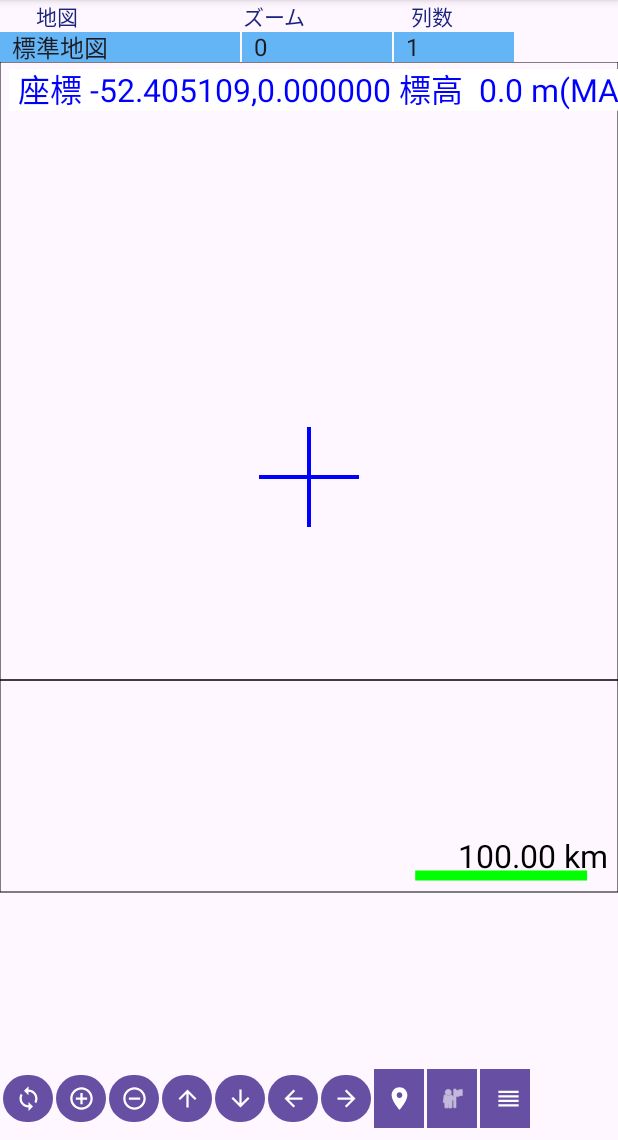
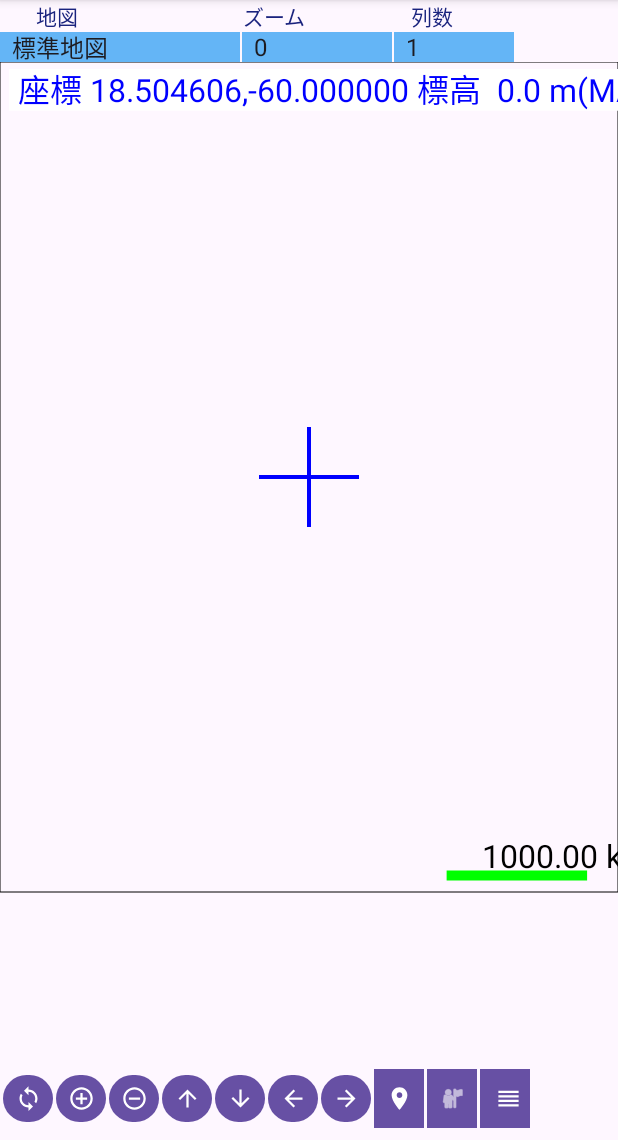
Before and after one commit to katsushigeyoshida/MapApp-for-Android, an Android app: the screen it shows after launch (MainActivity), after a tap on an icon or button, on a phone screen of 412 x 824 dp, the part 96-1236 px from its top. Run offline under Robolectric (Android 15) with nearby library versions, the phone set to English and light mode, and no system bars.

Commit message:
無段階拡大縮小をサポート、タッチ操作による地図の移動、ズームを追加

```diff
--- a/src/main/java/co/jp/yoshida/mapapp/KLib.kt
+++ b/src/main/java/co/jp/yoshida/mapapp/KLib.kt
@@ -2183,7 +2183,7 @@ class KLib {
     /**
      * GPS permissionの確認
      */
-    fun checkGpsPermission(c: Context?): Boolean {
+    fun checkGpsPermission(c: Context?, msg: Boolean = true): Boolean {
         // 既に許可している
         return if (ActivityCompat.checkSelfPermission(c!!,
                 Manifest.permission.ACCESS_FINE_LOCATION) ==
@@ -2191,7 +2191,8 @@ class KLib {
             true
         } else {
             // 拒否していた場合
-            messageDialog(c, "アクセス権",
+            if (msg)
+                messageDialog(c, "アクセス権",
                 "位置情報のアクセス権限が与えられていません\n" +
                         "[設定]-[アプリと通知]-[アプリ名]-[権限]で位置情報をONにしてください")
             false
--- a/src/main/java/co/jp/yoshida/mapapp/MapData.kt
+++ b/src/main/java/co/jp/yoshida/mapapp/MapData.kt
@@ -44,9 +44,10 @@ class MapData(var context: Context, var mMapInfoData: MapInfoData) {
     var mMapTitleNum = 0                                //  地図の種類(No)
     var mExt = "png"                                    //  タイル画像の拡張子
     var mCellSize = 256f                                //  タイル画像の大きさ(辺の長さ)
-    var mZoom = 0                                       //  ズームレベル
-    var mColCount = 1                                   //  表示列数
-    var mRowCount = 1                                   //  表示行数
+    var mCellZoom = 1.0                                 //  タイル画像(セル)の拡大率
+    var mZoom = 1                                       //  ズームレベル
+    var mColCount = 2                                   //  表示列数
+    var mRowCount = 2                                   //  表示行数
     var mStart = PointD(0.0, 0.0)                  //  表示開始座標(Map座標)
     var mView = Size(1000, 1000)            //  表示するViewの大きさ
     var mMapUrl = ""                                    //  地図データURL
@@ -144,7 +145,7 @@ class MapData(var context: Context, var mMapInfoData: MapInfoData) {
         mColCount = Math.min(Math.max(mColCount, 1), 20)
         mColCount = Math.min(mColCount, maxColCount)
         mCellSize = getCellSize().toFloat()
-        mRowCount = getRowCount().toInt()
+        mRowCount = getRowCountF().toInt()
         mMapUrl = mMapInfoData.mMapData[mMapTitleNum][7]
         mElevatorDataNo = mMapInfoData.getElevatorDataNo(mMapInfoData.mMapData[mMapTitleNum][10])
         mBaseMapDataNo = mMapInfoData.getMapDataNo(mMapInfoData.mMapData[mMapTitleNum][11])
@@ -420,15 +421,15 @@ class MapData(var context: Context, var mMapInfoData: MapInfoData) {
      *  nextZoom    変更後のzoom値
      */
     fun setZoomUpPos(curZoom: Int, nextZoom: Int) {
-        setZoom(nextZoom - curZoom)
+        setZoom((nextZoom - curZoom).toDouble())
     }
 
     /**
      *  地図の中心で拡大縮小
      *  dZoom : Zoomの増分
      */
-    fun setZoom(dZoom: Int) {
-        var ctr = PointD(mStart.x + mColCount / 2.0, mStart.y + getRowCountF() / 2.0)
+    fun setZoom(dZoom: Double) {
+        var ctr = PointD(mStart.x + getColCountF() / 2.0, mStart.y + getRowCountF() / 2.0)
         setZoom(dZoom, ctr)
     }
 
@@ -437,14 +438,25 @@ class MapData(var context: Context, var mMapInfoData: MapInfoData) {
      *  dZoom   Zoom増分
      *  ctr     拡大縮小の中心点(Map座標)
      */
-    fun setZoom(dZoom: Int, ctr: PointD) {
-        Log.d(TAG, "setZoom: "+mZoom+" "+dZoom)
-        if (mZoom + dZoom <= mMapInfoData.getMapDataMaxZoom(mMapTitleNum)) {
-            mStart.x = ctr.x * Math.pow(2.0, dZoom.toDouble()) - mColCount / 2.0
-            mStart.y = ctr.y * Math.pow(2.0, dZoom.toDouble()) - getRowCountF() / 2.0
-            mZoom += dZoom
+    fun setZoom(dZoom: Double, ctr: PointD) {
+        mCellZoom += dZoom
+        var zoom = mCellZoom.toInt() - 1
+        mCellZoom = 1 + mCellZoom % 1.0
+        mCellSize = getCellSize().toFloat()
+        if (mZoom + zoom <= mMapInfoData.getMapDataMaxZoom(mMapTitleNum)) {
+            mStart.x = ctr.x * Math.pow(2.0, zoom.toDouble()) - getColCountF() / 2.0
+            mStart.y = ctr.y * Math.pow(2.0, zoom.toDouble()) - getRowCountF() / 2.0
+            mZoom += zoom
             normarized()
         }
+    }
+
+    /**
+     * CellSizeとCellZoomをリセットする
+     */
+    fun cellZoomReset() {
+        mCellZoom = 1.0
+        mCellSize = getCellSize().toFloat()
     }
 
     /**
@@ -477,9 +489,8 @@ class MapData(var context: Context, var mMapInfoData: MapInfoData) {
      */
     fun setLocation(location: PointD) {
         var ctr = baseMap2Map(location)
-        mStart.x = ctr.x - mColCount / 2.0
+        mStart.x = ctr.x - getColCountF() / 2.0
         mStart.y = ctr.y - getRowCountF() / 2.0
-        Log.d(TAG, "setLocation: " + mStart.x + "," + mStart.y)
     }
 
     /**
@@ -498,8 +509,8 @@ class MapData(var context: Context, var mMapInfoData: MapInfoData) {
      */
     fun loadParameter() {
         mMapTitleNum = klib.getIntPreferences("MapDataID", context)
-        mZoom = klib.getIntPreferences("MapZoomLevel", context)
-        mColCount = klib.getIntPreferences("MapColCount", context)
+        mZoom = klib.getIntPreferences("MapZoomLevel", 1, context)
+        mColCount = klib.getIntPreferences("MapColCount", 2, context)
         mStart.x = klib.getFloatPreferences("MapStartX", context).toDouble()
         mStart.y = klib.getFloatPreferences("MapStartY", context).toDouble()
         normarized()
@@ -511,7 +522,6 @@ class MapData(var context: Context, var mMapInfoData: MapInfoData) {
      *  path        保存ファイルパス
      */
     fun saveImageFileSet(path: String) {
-        Log.d(TAG,"saveImageFileSet2: "+mImageFileSet.count()+" "+path)
         if (mImageFileSet.count() == 0)
             return
         var dataList = mutableListOf<String>()
@@ -522,7 +532,6 @@ class MapData(var context: Context, var mMapInfoData: MapInfoData) {
     }
 
     fun saveImageFileSet(){
-        Log.d(TAG,"saveImageFileSet: "+mImageFileSetPath)
         saveImageFileSet(mImageFileSetPath)
     }
 
@@ -543,7 +552,6 @@ class MapData(var context: Context, var mMapInfoData: MapInfoData) {
 
     fun loadImageFileSet() {
         loadImageFileSet(mImageFileSetPath)
-        Log.d(TAG,"loadImageFileSet: "+mImageFileSet.count()+" "+mImageFileSetPath)
     }
 
     /**
@@ -565,8 +573,6 @@ class MapData(var context: Context, var mMapInfoData: MapInfoData) {
      */
     fun loadColorLegend() {
         var path = mDataFolder + "/legend_" + mMapTitle + ".csv"
-        Log.d(TAG,"loadColorLegend: " + path)
-
         mColorLegend.clear()
         if (klib.existsFile(path)) {
             var listData = klib.loadCsvData(path)
@@ -593,19 +599,27 @@ class MapData(var context: Context, var mMapInfoData: MapInfoData) {
      *  return      タイル画像の1篇の長さ(スクリーン座標)
      */
     fun getCellSize(): Double {
-        return if (mColCount === 1) {
-            return if (mView.width < mView.height) mView.width.toDouble() else mView.height.toDouble()
+        return if (mColCount == 1) {
+            if (mView.width < mView.height) mView.width.toDouble() else mView.height.toDouble()
         } else {
-            return mView.width.toDouble() / mColCount.toDouble()
-        }
+            mView.width.toDouble() / mColCount.toDouble()
+        } * mCellZoom
     }
 
     /**
      *  画面縦方向のタイル数を求める(整数単位に切上げ)
      *  return  表示列数(Int)
      */
-    fun getRowCount(): Double {
-        return Math.ceil(mColCount.toDouble() * mView.height / mView.width)
+    fun getRowCount(): Int {
+        return mView.height / mCellSize.toInt()
+    }
+
+    /**
+     *  画面横方向のタイル数を求める(Double)
+     *  return  表示列数(Double)
+     */
+    fun getColCountF(): Double {
+        return  (mView.width / mCellSize).toDouble()
     }
 
     /**
@@ -613,7 +627,7 @@ class MapData(var context: Context, var mMapInfoData: MapInfoData) {
      *  return  表示列数(Double)
      */
     fun getRowCountF(): Double {
-        return mColCount.toDouble() * mView.height / mView.width
+        return  (mView.height / mCellSize).toDouble()
     }
 
     /**
@@ -632,8 +646,12 @@ class MapData(var context: Context, var mMapInfoData: MapInfoData) {
         return map2BaseMap(getMapCenter())
     }
 
+    /**
+     *  表示地図の中心座標(Map座標)の取得
+     *  return  中心座標(Map座標)
+     */
     fun getMapCenter(): PointD {
-        return PointD(mStart.x + mColCount.toDouble() / 2.0, mStart.y + getRowCountF() / 2.0)
+        return PointD(mStart.x + getColCountF() / 2.0, mStart.y + getRowCountF() / 2.0)
     }
 
     /**
@@ -642,7 +660,7 @@ class MapData(var context: Context, var mMapInfoData: MapInfoData) {
      */
     fun getArea(): RectD {
         var bsp = map2BaseMap(mStart)
-        var bep = map2BaseMap(PointD(mStart.x + mColCount, mStart.y + getRowCountF()))
+        var bep = map2BaseMap(PointD(mStart.x + getColCountF(), mStart.y + getRowCountF()))
         return RectD(bsp, bep)
     }
 
@@ -652,7 +670,7 @@ class MapData(var context: Context, var mMapInfoData: MapInfoData) {
      */
     fun getAreaCoordinates(): RectD {
         var bsp = klib.baseMap2Coordinates(map2BaseMap(mStart))
-        var bep = klib.baseMap2Coordinates(map2BaseMap(PointD(mStart.x + mColCount, mStart.y + getRowCountF())))
+        var bep = klib.baseMap2Coordinates(map2BaseMap(PointD(mStart.x + getColCountF(), mStart.y + getRowCountF())))
         return RectD(bsp, bep)
     }
 
--- a/src/main/java/co/jp/yoshida/mapapp/MapView.kt
+++ b/src/main/java/co/jp/yoshida/mapapp/MapView.kt
@@ -18,13 +18,15 @@ import java.time.format.DateTimeFormatter
 class MapView(context: Context, var mMapData: MapData): View(context) {
     val TAG = "MapView"
 
-    var mWidth = mMapData.mView.width
-    var mHeight = mMapData.mView.height
-    var mColCount = 1
-    var mRowCount = 1
-    var mCellSize = 0
+    var mWidth = mMapData.mView.width       //  地図のlinerLayoutの幅(MainActivityで取得)
+    var mHeight = mMapData.mView.height     //  地図のlinerLayoutの高さ(MainActivityで取得)
+    var mColCount = 2                       //  セルの横方向ま数
+    var mRowCount = 2                       //  セルの縦方向の数
+    var mCellSize = 0                       //  セルの大きさ
+
     var mGCells = mutableListOf<GCell>()
     var mOffset = PointD(0.0, 0.0)
+
     var mMarkList = MarkList()              //  マークのデータ
 //    var mMeasure = Measure()                //  距離測定実行中のデータ
     var mGpsTrace = GpsTrace()              //  GPSトレース実行中のデータ
@@ -34,6 +36,7 @@ class MapView(context: Context, var mMapData: MapData): View(context) {
     var mLastSpeedAveSize = 16              //  GPSトレース速度の移動平均データ数(表示用)
     var mCenterColor = ""                   //  中心の色(凡例で使用)
     var mComment = ""                       //  コメント表示(凡例データなどせ)
+    var mMessage = ""                       //  非同期のメッセージ表示
     var mInfoTextSize = 32.0                //  画面左上の情報表示文字サイズ
     var mDispDateTime = mutableListOf<LocalDateTime>()
     @RequiresApi(Build.VERSION_CODES.O)
@@ -43,6 +46,7 @@ class MapView(context: Context, var mMapData: MapData): View(context) {
     val kdraw = KDraw()
 
     init {
+        mCellSize = (mWidth / mColCount).toInt()
         setCellBoard()
     }
 
@@ -65,7 +69,7 @@ class MapView(context: Context, var mMapData: MapData): View(context) {
         mGpsTraceList.draw(canvas, mMapData)
         //  中心線
         drawCross(canvas)
-        //  座標と標高の表示
+        //  座標と標高、凡例の表示
         drawCoordinates(canvas, mMapData)
         //  縮尺表示
         drawScaler()
@@ -118,6 +122,11 @@ class MapView(context: Context, var mMapData: MapData): View(context) {
             y += mInfoTextSize.toFloat() + 10f
             kdraw.drawTextWithBox(mComment, PointD(x.toDouble(), y.toDouble()))
         }
+        //  メッセージ表示(非同期処理など)
+        if (0 < mMessage.length) {
+            y += mInfoTextSize.toFloat() + 10f
+            kdraw.drawTextWithBox(mMessage, PointD(x.toDouble(), y.toDouble()))
+        }
         //  気象データなどの測定時間と予想時刻の表示
         if (1 < mDispDateTime.size) {
             y += mInfoTextSize.toFloat() + 10f
@@ -162,6 +171,7 @@ class MapView(context: Context, var mMapData: MapData): View(context) {
         if (mWidth <= 0 || mHeight <= 0 || mColCount == 0 || mRowCount == 0)
             return
         setCelSize()
+        Log.d(TAG, "setCellBoard:Zoom "+mColCount+" "+mCellSize)
         mGCells.clear()
         var sx = 0f
         var width = 0f
@@ -211,7 +221,7 @@ class MapView(context: Context, var mMapData: MapData): View(context) {
 
     //  列数からセルサイズと行数を求める
     fun setCelSize() {
-        mCellSize = mWidth / mColCount
+//        mCellSize = (mWidth * mCellZoom / mColCount).toInt()
         mRowCount = mHeight / mCellSize + 1
     }
 
```
Also changed, not shown: src/main/java/co/jp/yoshida/mapapp/MainActivity.kt (+148 -82 lines), 1 other file.
